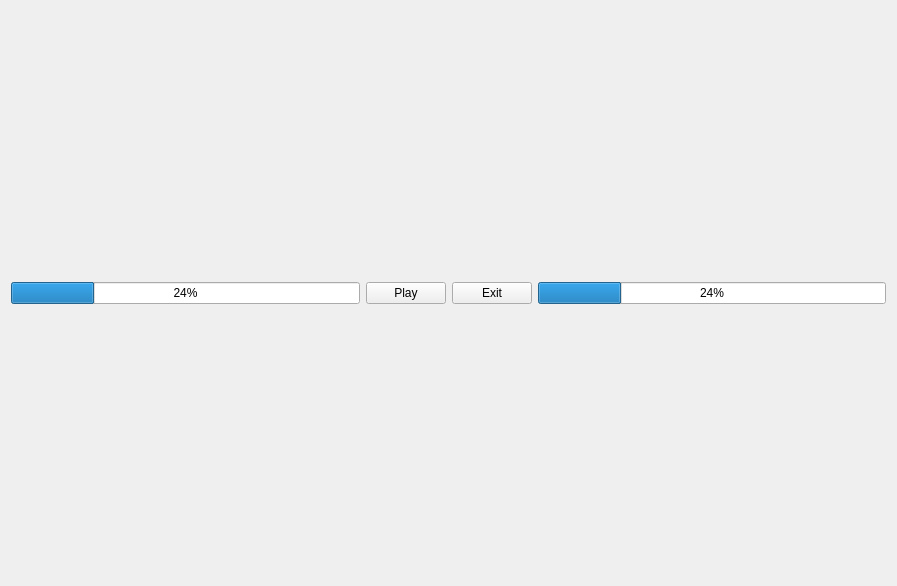
josephbirkner/planet-of-the-grizzlies, file planet_of_the_grizzlies/potg/views/potg_main.ui: the form before one commit.
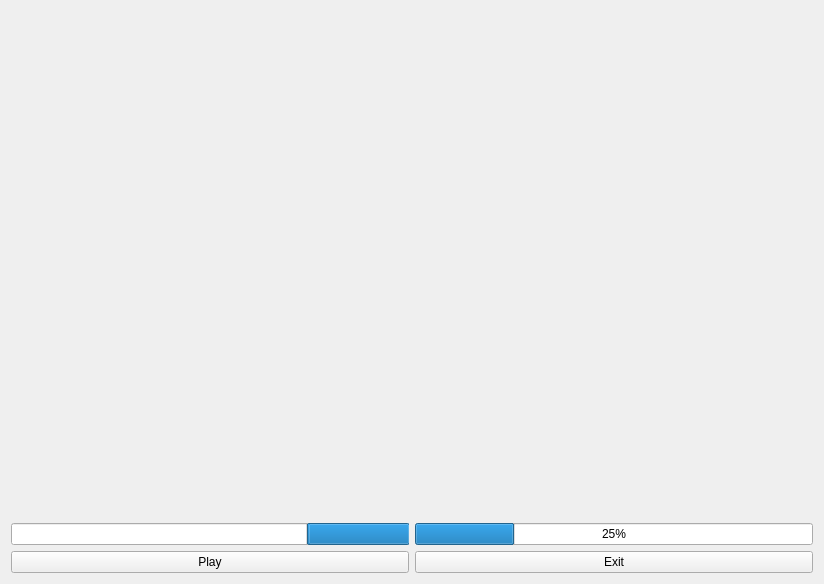
The form after the commit.

```diff
--- a/planet_of_the_grizzlies/potg/views/potg_main.ui
+++ b/planet_of_the_grizzlies/potg/views/potg_main.ui
@@ -6,42 +6,82 @@
    <rect>
     <x>0</x>
     <y>0</y>
-    <width>897</width>
-    <height>586</height>
+    <width>824</width>
+    <height>584</height>
    </rect>
   </property>
   <property name="windowTitle">
    <string>Form</string>
   </property>
-  <layout class="QHBoxLayout" name="horizontalLayout">
-   <item>
-    <widget class="QProgressBar" name="progressBar">
-     <property name="value">
-      <number>24</number>
-     </property>
-    </widget>
-   </item>
-   <item>
-    <widget class="QPushButton" name="playButton">
-     <property name="text">
-      <string>Play</string>
-     </property>
-    </widget>
-   </item>
-   <item>
+  <layout class="QGridLayout" name="gridLayout">
+   <item row="5" column="1">
     <widget class="QPushButton" name="exitButton">
      <property name="text">
       <string>Exit</string>
      </property>
     </widget>
    </item>
-   <item>
+   <item row="5" column="0">
+    <widget class="QPushButton" name="playButton">
+     <property name="toolTip">
+      <string>&lt;html&gt;&lt;head/&gt;&lt;body&gt;&lt;p&gt;&lt;br/&gt;&lt;/p&gt;&lt;/body&gt;&lt;/html&gt;</string>
+     </property>
+     <property name="text">
+      <string>Play</string>
+     </property>
+    </widget>
+   </item>
+   <item row="4" column="0">
+    <widget class="QProgressBar" name="progressBar">
+     <property name="layoutDirection">
+      <enum>Qt::LeftToRight</enum>
+     </property>
+     <property name="autoFillBackground">
+      <bool>false</bool>
+     </property>
+     <property name="value">
+      <number>25</number>
+     </property>
+     <property name="alignment">
+      <set>Qt::AlignCenter</set>
+     </property>
+     <property name="textVisible">
+      <bool>true</bool>
+     </property>
+     <property name="invertedAppearance">
+      <bool>true</bool>
+     </property>
+     <property name="textDirection">
+      <enum>QProgressBar::TopToBottom</enum>
+     </property>
+     <property name="format">
+      <string>%p%</string>
+     </property>
+    </widget>
+   </item>
+   <item row="4" column="1">
     <widget class="QProgressBar" name="progressBar2">
      <property name="value">
-      <number>24</number>
+      <number>25</number>
+     </property>
+     <property name="alignment">
+      <set>Qt::AlignCenter</set>
      </property>
     </widget>
    </item>
+   <item row="0" column="0" colspan="2">
+    <spacer name="verticalSpacer">
+     <property name="orientation">
+      <enum>Qt::Vertical</enum>
+     </property>
+     <property name="sizeHint" stdset="0">
+      <size>
+       <width>20</width>
+       <height>40</height>
+      </size>
+     </property>
+    </spacer>
+   </item>
   </layout>
  </widget>
  <resources/>
```
